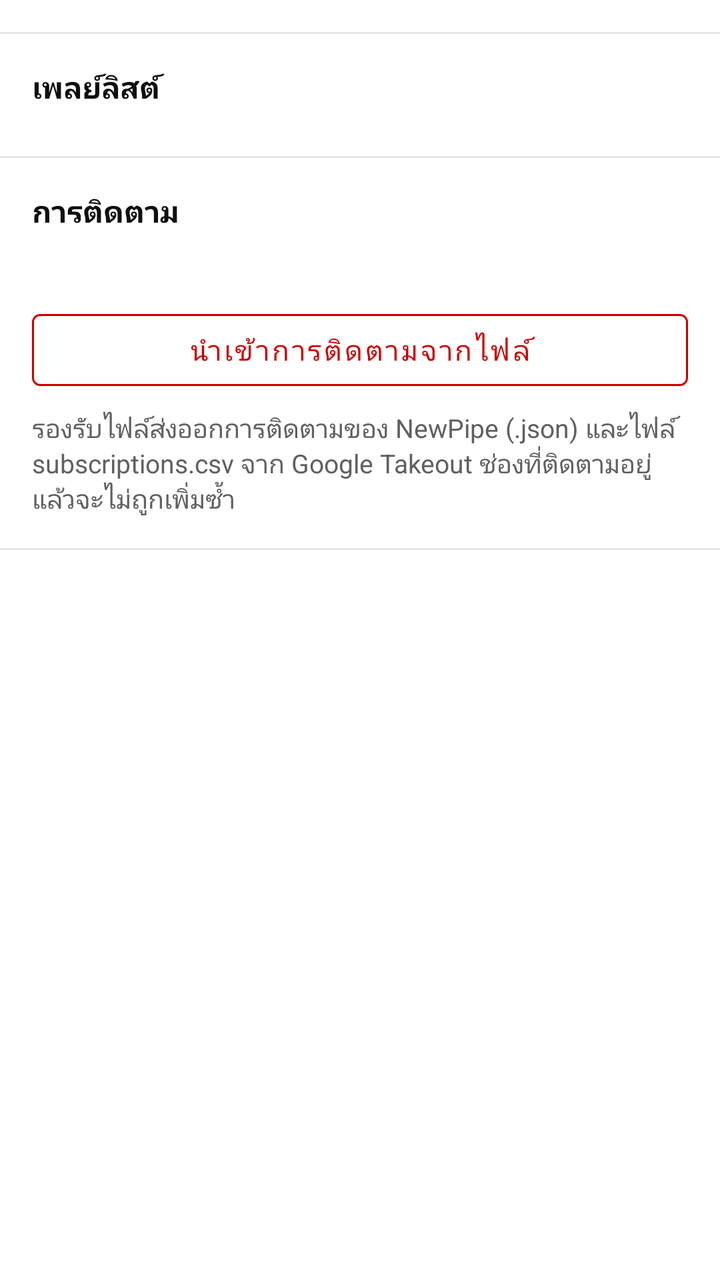
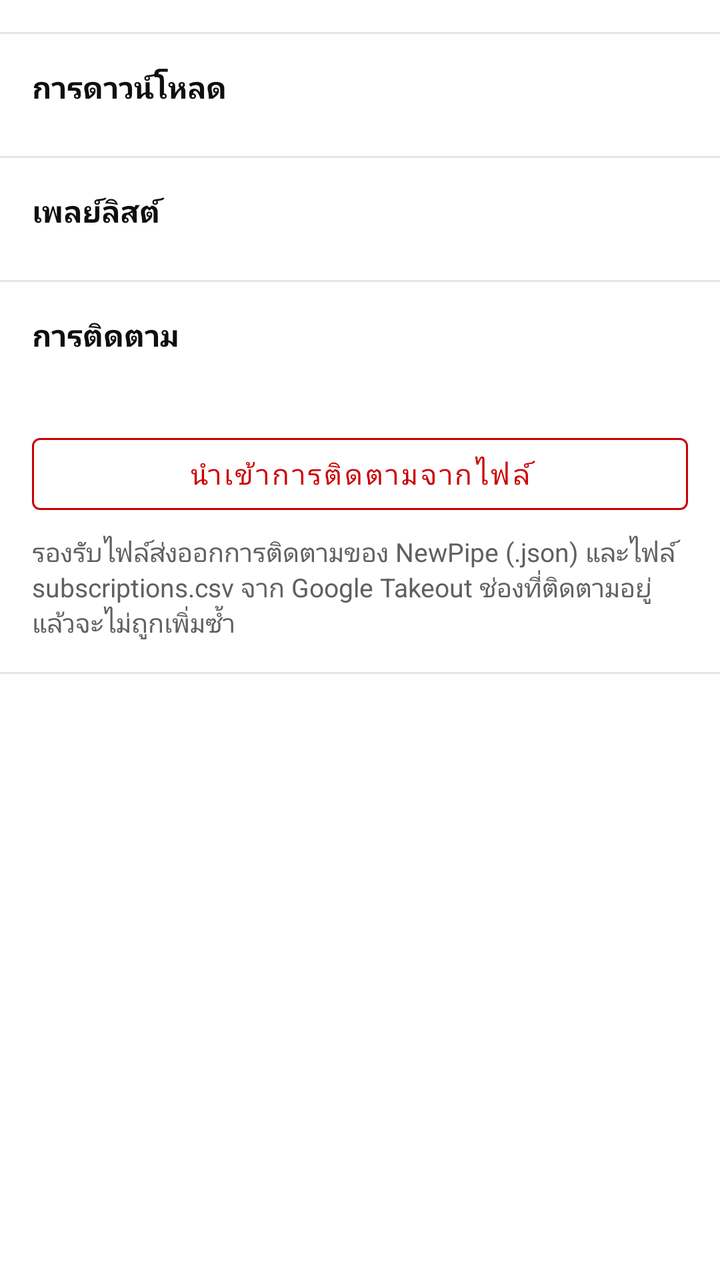

The first picture is an Android layout as it rendered before a commit; the second is the same layout after the commit. The layout source and the unified diff follow.
<!-- AndroidManifest.xml: application theme Theme.YTClassic -->
<!-- res/layout/fragment_library.xml -->
<ScrollView xmlns:android="http://schemas.android.com/apk/res/android" xmlns:app="http://schemas.android.com/apk/res-auto" android:layout_width="match_parent" android:layout_height="match_parent">
  <LinearLayout android:layout_width="match_parent" android:layout_height="wrap_content" android:orientation="vertical" android:paddingTop="8dp" android:paddingBottom="16dp">
    <LinearLayout android:id="@+id/topRows" android:layout_width="match_parent" android:layout_height="wrap_content" android:orientation="vertical"/>
    <View android:layout_width="match_parent" android:layout_height="1dp" android:layout_marginTop="8dp" android:background="@color/divider"/>
    <TextView android:layout_width="match_parent" android:layout_height="wrap_content" android:padding="16dp" android:text="เพลย์ลิสต์" android:textColor="@color/text1" android:textSize="15sp" android:textStyle="bold"/>
    <LinearLayout android:id="@+id/playlists" android:layout_width="match_parent" android:layout_height="wrap_content" android:orientation="vertical"/>
    <View android:layout_width="match_parent" android:layout_height="1dp" android:layout_marginTop="8dp" android:background="@color/divider"/>
    <LinearLayout android:layout_width="match_parent" android:layout_height="wrap_content" android:orientation="vertical" android:padding="16dp">
      <TextView android:layout_width="match_parent" android:layout_height="wrap_content" android:text="การติดตาม" android:textColor="@color/text1" android:textSize="15sp" android:textStyle="bold"/>
      <TextView android:id="@+id/subsCount" android:layout_width="match_parent" android:layout_height="wrap_content" android:layout_marginTop="4dp" android:textColor="@color/text2" android:textSize="14sp"/>
      <com.google.android.material.button.MaterialButton android:id="@+id/btnImport" style="@style/Widget.MaterialComponents.Button.OutlinedButton"
          android:layout_width="match_parent" android:layout_height="wrap_content" android:layout_marginTop="12dp" android:text="นำเข้าการติดตามจากไฟล์"
          android:textColor="#CC0000" app:strokeColor="#CC0000"/>
      <TextView android:layout_width="match_parent" android:layout_height="wrap_content" android:layout_marginTop="6dp" android:textColor="@color/text2" android:textSize="13sp"
          android:text="รองรับไฟล์ส่งออกการติดตามของ NewPipe (.json) และไฟล์ subscriptions.csv จาก Google Takeout ช่องที่ติดตามอยู่แล้วจะไม่ถูกเพิ่มซ้ำ"/>
    </LinearLayout>
    <View android:layout_width="match_parent" android:layout_height="1dp" android:background="@color/divider"/>
    <LinearLayout android:id="@+id/bottomRows" android:layout_width="match_parent" android:layout_height="wrap_content" android:orientation="vertical"/>
  </LinearLayout>
</ScrollView>
<!-- resources referenced by this layout -->
<resources>
  <color name="divider">#E5E5E5</color>
  <color name="text1">#0F0F0F</color>
  <color name="text2">#606060</color>
  <style name="Theme.YTClassic" parent="Theme.MaterialComponents.DayNight.NoActionBar">
      <item name="colorPrimary">@color/bg</item>
      <item name="colorPrimaryVariant">@color/placeholder</item>
      <item name="colorOnPrimary">@color/text1</item>
      <item name="colorSecondary">#FF0000</item>
      <item name="colorAccent">#FF0000</item>
      <item name="colorControlNormal">@color/icon</item>
      <item name="android:statusBarColor">@android:color/transparent</item>
      <item name="android:windowLightStatusBar">true</item>
      <item name="android:navigationBarColor">@android:color/transparent</item>
      <item name="android:windowBackground">@color/bg</item>
      <item name="android:textColorPrimary">@color/text1</item>
      <item name="android:textColorSecondary">@color/text2</item>
      <item name="colorSurface">@color/surface</item>
      <item name="colorOnSurface">@color/text1</item>
    </style>
  <color name="bg">#FFFFFF</color>
  <color name="placeholder">#E0E0E0</color>
  <color name="icon">#606060</color>
  <color name="surface">#FFFFFF</color>
</resources>

<!-- the commit's change to res/layout/fragment_library.xml (unified diff, before → after) -->
@@ -1,6 +1,11 @@
 <ScrollView xmlns:android="http://schemas.android.com/apk/res/android" xmlns:app="http://schemas.android.com/apk/res-auto" android:layout_width="match_parent" android:layout_height="match_parent">
   <LinearLayout android:layout_width="match_parent" android:layout_height="wrap_content" android:orientation="vertical" android:paddingTop="8dp" android:paddingBottom="16dp">
     <LinearLayout android:id="@+id/topRows" android:layout_width="match_parent" android:layout_height="wrap_content" android:orientation="vertical"/>
+    <LinearLayout android:id="@+id/downloadsBox" android:layout_width="match_parent" android:layout_height="wrap_content" android:orientation="vertical">
+      <View android:layout_width="match_parent" android:layout_height="1dp" android:layout_marginTop="8dp" android:background="@color/divider"/>
+      <TextView android:id="@+id/downloadsTitle" android:layout_width="match_parent" android:layout_height="wrap_content" android:padding="16dp" android:text="การดาวน์โหลด" android:textColor="@color/text1" android:textSize="15sp" android:textStyle="bold"/>
+      <LinearLayout android:id="@+id/downloads" android:layout_width="match_parent" android:layout_height="wrap_content" android:orientation="vertical"/>
+    </LinearLayout>
     <View android:layout_width="match_parent" android:layout_height="1dp" android:layout_marginTop="8dp" android:background="@color/divider"/>
     <TextView android:layout_width="match_parent" android:layout_height="wrap_content" android:padding="16dp" android:text="เพลย์ลิสต์" android:textColor="@color/text1" android:textSize="15sp" android:textStyle="bold"/>
     <LinearLayout android:id="@+id/playlists" android:layout_width="match_parent" android:layout_height="wrap_content" android:orientation="vertical"/>
